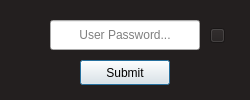
The window that guis/password_win.ui (dogaegeozden/ghostsurf) describes before a commit, drawn with Qt 5.
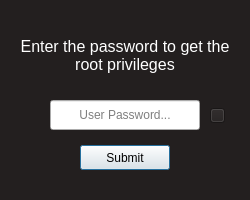
The same window after the commit. Icons and pictures are not drawn.

Diff of the .ui file:
```diff
--- a/guis/password_win.ui
+++ b/guis/password_win.ui
@@ -7,7 +7,7 @@
     <x>0</x>
     <y>0</y>
     <width>250</width>
-    <height>100</height>
+    <height>200</height>
    </rect>
   </property>
   <property name="windowTitle">
@@ -29,7 +29,7 @@
    <property name="geometry">
     <rect>
      <x>50</x>
-     <y>20</y>
+     <y>100</y>
      <width>150</width>
      <height>30</height>
     </rect>
@@ -54,7 +54,7 @@
    <property name="geometry">
     <rect>
      <x>80</x>
-     <y>60</y>
+     <y>145</y>
      <width>90</width>
      <height>25</height>
     </rect>
@@ -67,7 +67,7 @@
    <property name="geometry">
     <rect>
      <x>210</x>
-     <y>28</y>
+     <y>108</y>
      <width>15</width>
      <height>15</height>
     </rect>
@@ -86,6 +86,37 @@
      <normalon>:/icons/eye_open.svg</normalon>:/icons/eye_closed.svg</iconset>
    </property>
   </widget>
+  <widget class="QLabel" name="description_text">
+   <property name="geometry">
+    <rect>
+     <x>20</x>
+     <y>20</y>
+     <width>210</width>
+     <height>70</height>
+    </rect>
+   </property>
+   <property name="font">
+    <font>
+     <pointsize>12</pointsize>
+     <weight>50</weight>
+     <bold>false</bold>
+    </font>
+   </property>
+   <property name="styleSheet">
+    <string notr="true">#description_text {
+	color: white;
+}</string>
+   </property>
+   <property name="text">
+    <string>Enter the password to get the root privileges</string>
+   </property>
+   <property name="alignment">
+    <set>Qt::AlignCenter</set>
+   </property>
+   <property name="wordWrap">
+    <bool>true</bool>
+   </property>
+  </widget>
  </widget>
  <resources>
   <include location="../resources.qrc"/>
```
